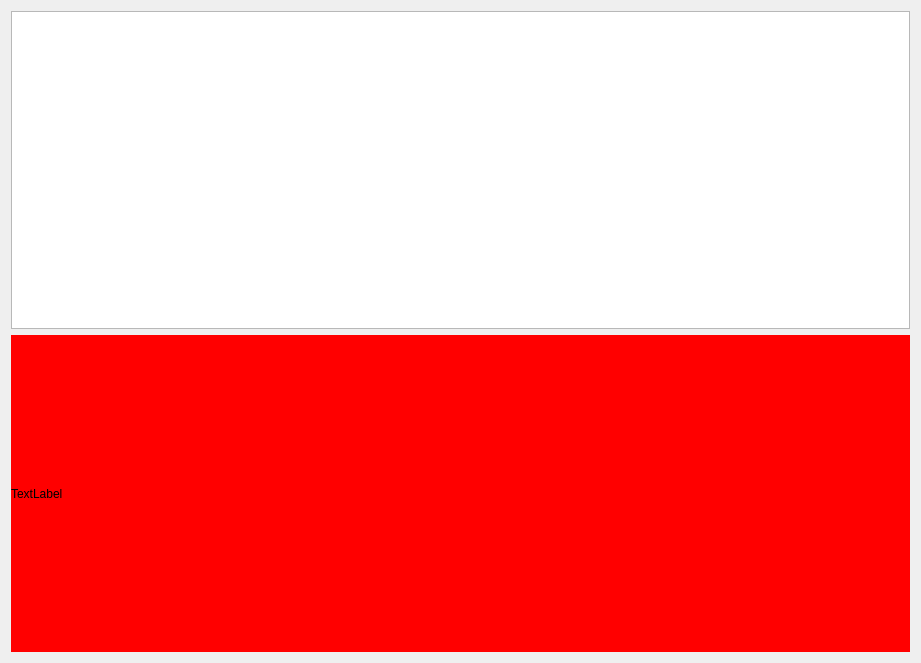
Before: the Qt Designer form HkFFmpegDemo/mainwindow.ui in fuzongjian/Qt-demos, drawn with Qt 5.
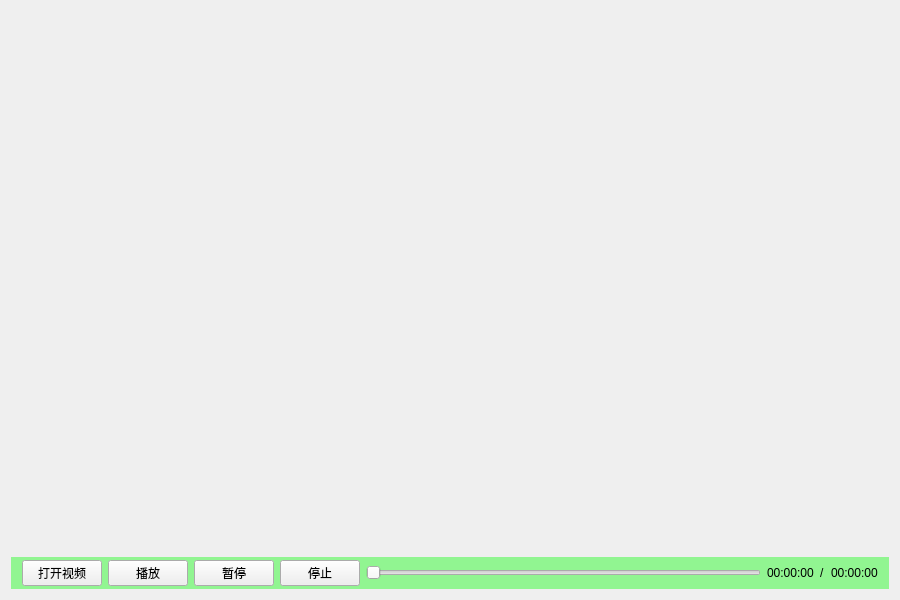
After: the same form once the commit is applied.

Commit message: ffmpeg视频播放器。

```diff
--- a/HkFFmpegDemo/mainwindow.ui
+++ b/HkFFmpegDemo/mainwindow.ui
@@ -6,8 +6,8 @@
    <rect>
     <x>0</x>
     <y>0</y>
-    <width>921</width>
-    <height>663</height>
+    <width>900</width>
+    <height>600</height>
    </rect>
   </property>
   <property name="windowTitle">
@@ -16,22 +16,106 @@
   <widget class="QWidget" name="centralWidget">
    <layout class="QVBoxLayout" name="verticalLayout">
     <item>
-     <widget class="QTextEdit" name="textEdit"/>
+     <spacer name="verticalSpacer">
+      <property name="orientation">
+       <enum>Qt::Vertical</enum>
+      </property>
+      <property name="sizeHint" stdset="0">
+       <size>
+        <width>20</width>
+        <height>536</height>
+       </size>
+      </property>
+     </spacer>
     </item>
     <item>
-     <widget class="QLabel" name="label">
-      <property name="sizePolicy">
-       <sizepolicy hsizetype="Expanding" vsizetype="Expanding">
-        <horstretch>0</horstretch>
-        <verstretch>0</verstretch>
-       </sizepolicy>
+     <widget class="QWidget" name="widget_controller" native="true">
+      <property name="minimumSize">
+       <size>
+        <width>0</width>
+        <height>32</height>
+       </size>
+      </property>
+      <property name="maximumSize">
+       <size>
+        <width>16777215</width>
+        <height>32</height>
+       </size>
       </property>
       <property name="styleSheet">
-       <string notr="true">background-color: rgb(255, 0, 0);</string>
+       <string notr="true">QWidget#widget_controller
+{
+	background-color: rgba(0, 255, 0, 100);
+}</string>
       </property>
-      <property name="text">
-       <string>TextLabel</string>
-      </property>
+      <layout class="QHBoxLayout" name="horizontalLayout_3">
+       <property name="topMargin">
+        <number>0</number>
+       </property>
+       <property name="bottomMargin">
+        <number>0</number>
+       </property>
+       <item>
+        <widget class="QPushButton" name="pushButton_open_2">
+         <property name="text">
+          <string>打开视频</string>
+         </property>
+        </widget>
+       </item>
+       <item>
+        <widget class="QPushButton" name="pushButton_play_2">
+         <property name="text">
+          <string>播放</string>
+         </property>
+        </widget>
+       </item>
+       <item>
+        <widget class="QPushButton" name="pushButton_pause_2">
+         <property name="text">
+          <string>暂停</string>
+         </property>
+        </widget>
+       </item>
+       <item>
+        <widget class="QPushButton" name="pushButton_stop_2">
+         <property name="text">
+          <string>停止</string>
+         </property>
+        </widget>
+       </item>
+       <item>
+        <widget class="QSlider" name="horizontalSlider_2">
+         <property name="orientation">
+          <enum>Qt::Horizontal</enum>
+         </property>
+        </widget>
+       </item>
+       <item>
+        <layout class="QHBoxLayout" name="horizontalLayout_4">
+         <item>
+          <widget class="QLabel" name="label_currenttime_2">
+           <property name="text">
+            <string>00:00:00</string>
+           </property>
+          </widget>
+         </item>
+         <item>
+          <widget class="QLabel" name="label_3">
+           <property name="text">
+            <string>/</string>
+           </property>
+          </widget>
+         </item>
+         <item>
+          <widget class="QLabel" name="label_totaltime_2">
+           <property name="text">
+            <string>00:00:00</string>
+           </property>
+          </widget>
+         </item>
+        </layout>
+       </item>
+      </layout>
      </widget>
     </item>
    </layout>
```
The commit also changes 295 other files.
